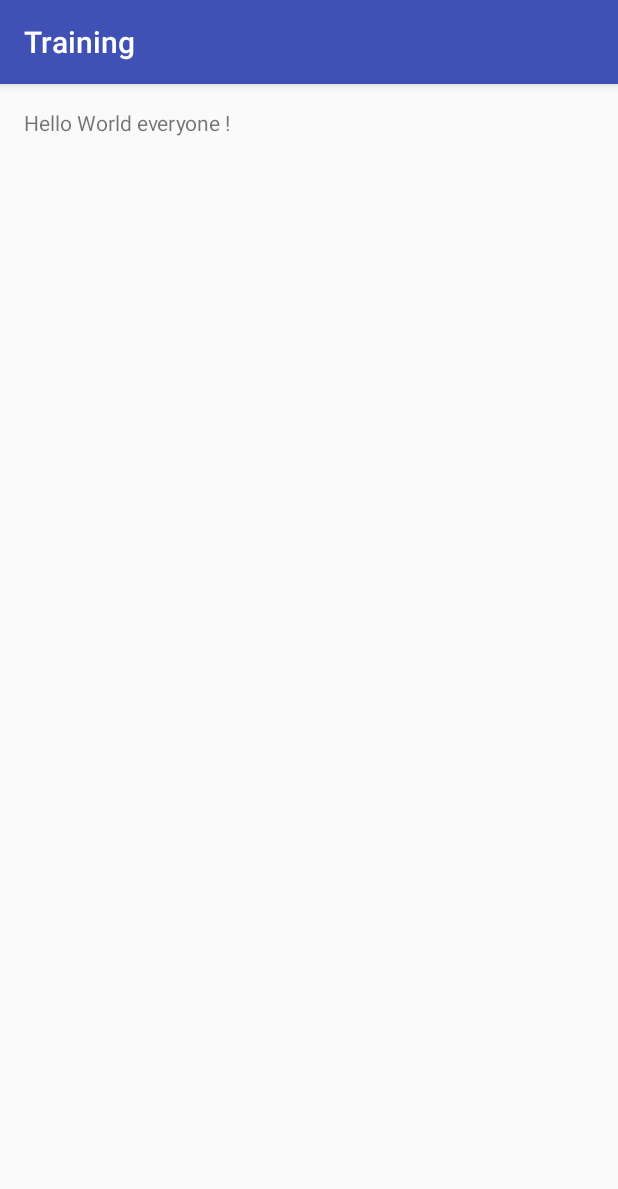
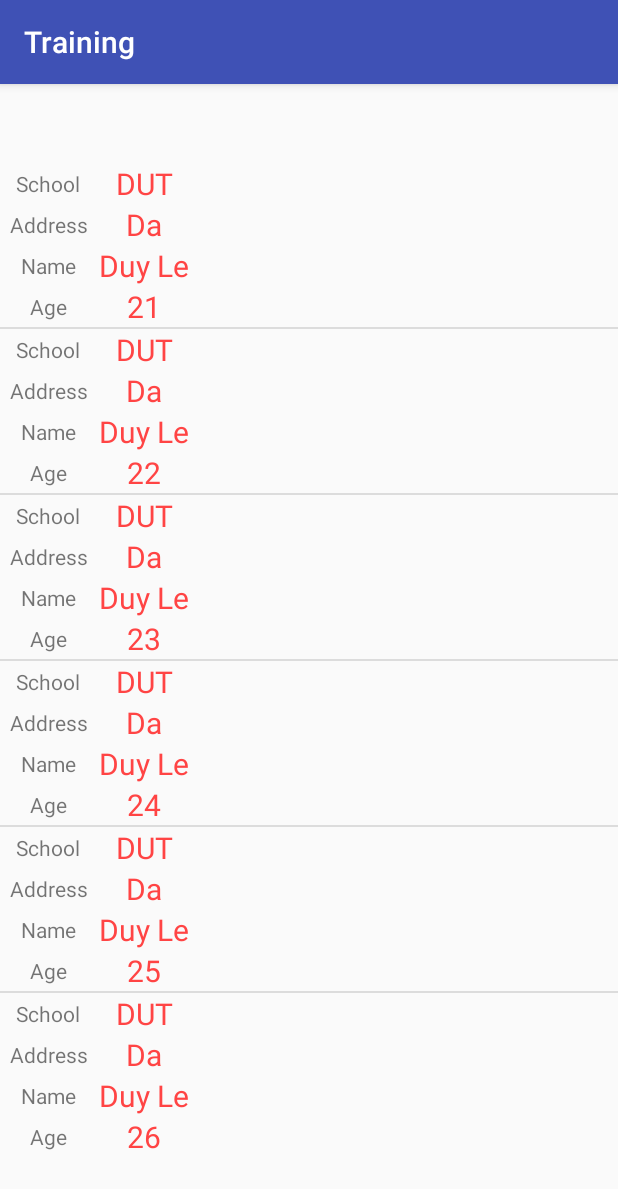
Before and after one commit to at-android/2016-k2-intern, an Android app: the screen it shows after launch (MainActivity before the commit, Exfragment after it), on a phone screen of 412 x 824 dp. Shown: the top 1189 px of the screen. Run offline under Robolectric (Android 15) with nearby library versions, the phone set to English and light mode, and no system bars.

Commit message:
createListview

```diff
--- a/app/build.gradle
+++ b/app/build.gradle
@@ -1,7 +1,7 @@
 apply plugin: 'com.android.application'
 
 android {
-    compileSdkVersion 24
+    compileSdkVersion 23
     buildToolsVersion "23.0.2"
     defaultConfig {
         applicationId "vn.asiantech.training"
@@ -24,6 +24,7 @@ dependencies {
     androidTestCompile('com.android.support.test.espresso:espresso-core:2.2.2', {
         exclude group: 'com.android.support', module: 'support-annotations'
     })
+    testCompile 'junit:junit:4.12'
     compile 'com.android.support:appcompat-v7:24.2.1'
-    testCompile 'junit:junit:4.12'
+    compile 'com.android.support:support-v4:24.2.1'
 }
--- a/app/src/main/AndroidManifest.xml
+++ b/app/src/main/AndroidManifest.xml
@@ -9,6 +9,9 @@
         android:supportsRtl="true"
         android:theme="@style/AppTheme">
         <activity android:name=".MainActivity">
+
+        </activity>
+        <activity android:name=".Exfragment">
             <intent-filter>
                 <action android:name="android.intent.action.MAIN" />
 
--- /dev/null
+++ b/app/src/main/java/vn/asiantech/training/Exfragment.java
@@ -0,0 +1,18 @@
+package vn.asiantech.training;
+
+import android.os.Bundle;
+import android.support.v4.app.FragmentManager;
+import android.support.v7.app.AppCompatActivity;
+
+public class Exfragment extends AppCompatActivity {
+
+    @Override
+    protected void onCreate(Bundle savedInstanceState) {
+        super.onCreate(savedInstanceState);
+        setContentView(R.layout.activity_exfragment);
+        ListStudentFragment studentFragment = new ListStudentFragment();
+        FragmentManager fragmentManager = getSupportFragmentManager();
+        fragmentManager.beginTransaction().add(studentFragment, "studentFragment").commit();
+
+    }
+}
--- /dev/null
+++ b/app/src/main/java/vn/asiantech/training/ListStudentFragment.java
@@ -0,0 +1,40 @@
+package vn.asiantech.training;
+
+import android.os.Bundle;
+import android.support.v4.app.Fragment;
+import android.view.LayoutInflater;
+import android.view.View;
+import android.view.ViewGroup;
+import android.widget.ListView;
+
+import java.util.ArrayList;
+
+
+public class ListStudentFragment extends Fragment {
+
+
+    @Override
+    public void onCreate(Bundle savedInstanceState) {
+        super.onCreate(savedInstanceState);
+
+    }
+
+    @Override
+    public View onCreateView(LayoutInflater inflater, ViewGroup container,
+                             Bundle savedInstanceState) {
+        View view = inflater.inflate(R.layout.fragment_list_student, container, false);
+        ArrayList<Student> students = new ArrayList<Student>();
+        students.add(new Student("DUT", "Duy Le", "Da Nang", "21"));
+        students.add(new Student("DUT", "Duy Le", "Da Nang", "22"));
+        students.add(new Student("DUT", "Duy Le", "Da Nang", "23"));
+        students.add(new Student("DUT", "Duy Le", "Da Nang", "24"));
+        students.add(new Student("DUT", "Duy Le", "Da Nang", "25"));
+        students.add(new Student("DUT", "Duy Le", "Da Nang", "26"));
+        ListView listView = (ListView) view.findViewById(R.id.listView);
+        StudentAdapter studentArrayAdapter = new StudentAdapter(getActivity(), R.layout.fragment_list_student, students);
+        listView.setAdapter(studentArrayAdapter);
+        return view;
+    }
+
+
+}
--- /dev/null
+++ b/app/src/main/java/vn/asiantech/training/Student.java
@@ -0,0 +1,50 @@
+package vn.asiantech.training;
+
+/**
+ * Created by HoangDuy on 14/11/2016.
+ */
+public class Student {
+    private String school;
+    private String name;
+    private String address;
+    private String age;
+
+    public Student(String school, String name, String address, String age) {
+        this.school = school;
+        this.name = name;
+        this.address = address;
+        this.age = age;
+    }
+
+    public String getSchool() {
+        return school;
+    }
+
+    public void setSchool(String school) {
+        this.school = school;
+    }
+
+    public String getName() {
+        return name;
+    }
+
+    public void setName(String name) {
+        this.name = name;
+    }
+
+    public String getAddress() {
+        return address;
+    }
+
+    public void setAddress(String address) {
+        this.address = address;
+    }
+
+    public String getAge() {
+        return age;
+    }
+
+    public void setAge(String age) {
+        this.age = age;
+    }
+}
--- /dev/null
+++ b/app/src/main/java/vn/asiantech/training/StudentAdapter.java
@@ -0,0 +1,43 @@
+package vn.asiantech.training;
+
+import android.content.Context;
+import android.view.LayoutInflater;
+import android.view.View;
+import android.view.ViewGroup;
+import android.widget.ArrayAdapter;
+import android.widget.TextView;
+
+import java.util.ArrayList;
+
+/**
+ * Created by HoangDuy on 14/11/2016.
+ */
+public class StudentAdapter extends ArrayAdapter<Student> {
+
+    public StudentAdapter(Context context, int resource, ArrayList<Student> objects) {
+        super(context, resource, objects);
+    }
+
+    @Override
+    public View getView(int position, View convertView, ViewGroup parent) {
+        View view = convertView;
+        if (view == null) {
+            LayoutInflater inflater = LayoutInflater.from(getContext());
+            view = inflater.inflate(R.layout.student_row, null);
+        }
+        TextView schoolName = (TextView) view.findViewById(R.id.tvSchoolName);
+        TextView address = (TextView) view.findViewById(R.id.tvAddress);
+        TextView studentName = (TextView) view.findViewById(R.id.tvStudentName);
+        TextView age = (TextView) view.findViewById(R.id.tvAge);
+
+        Student student = getItem(position);
+        if (student != null) {
+
+            schoolName.setText(student.getSchool());
+            studentName.setText(student.getName());
+            address.setText(student.getAddress());
+            age.setText(student.getAge());
+        }
+        return view;
+    }
+}
--- /dev/null
+++ b/app/src/main/res/layout/activity_exfragment.xml
@@ -0,0 +1,13 @@
+<?xml version="1.0" encoding="utf-8"?>
+<RelativeLayout xmlns:android="http://schemas.android.com/apk/res/android"
+    xmlns:tools="http://schemas.android.com/tools"
+    android:layout_width="match_parent"
+    android:layout_height="match_parent"
+    tools:context="vn.asiantech.training.Exfragment">
+
+    <fragment
+        android:id="@+id/fragment"
+        android:name="vn.asiantech.training.ListStudentFragment"
+        android:layout_width="match_parent"
+        android:layout_height="match_parent"></fragment>
+</RelativeLayout>
--- /dev/null
+++ b/app/src/main/res/layout/fragment_list_student.xml
@@ -0,0 +1,13 @@
+<FrameLayout xmlns:android="http://schemas.android.com/apk/res/android"
+    xmlns:tools="http://schemas.android.com/tools"
+    android:layout_width="match_parent"
+    android:layout_height="match_parent"
+    tools:context="vn.asiantech.training.ListStudentFragment">
+
+
+    <ListView
+        android:id="@+id/listView"
+        android:layout_width="wrap_content"
+        android:layout_height="wrap_content"
+        android:layout_gravity="center" />
+</FrameLayout>
--- /dev/null
+++ b/app/src/main/res/layout/student_row.xml
@@ -0,0 +1,97 @@
+<?xml version="1.0" encoding="utf-8"?>
+<LinearLayout xmlns:android="http://schemas.android.com/apk/res/android"
+    xmlns:tools="http://schemas.android.com/tools"
+    android:layout_width="match_parent"
+    android:layout_height="match_parent"
+    android:orientation="vertical">
+
+    <LinearLayout
+        style="@style/RowTheme"
+        android:orientation="horizontal">
+
+        <TextView
+            android:layout_width="0dp"
+            android:layout_height="match_parent"
+            android:layout_weight="1"
+            android:gravity="center"
+            android:text="@string/school" />
+
+        <TextView
+            android:id="@+id/tvSchoolName"
+            android:layout_width="0dp"
+            android:layout_height="match_parent"
+            android:layout_weight="1"
+            android:gravity="center"
+            android:textColor="@color/colorRed"
+            android:textSize="@dimen/listview_item_fontsize"
+            tools:text="DUT" />
+    </LinearLayout>
+
+    <LinearLayout
+        style="@style/RowTheme"
+        android:orientation="horizontal">
+
+        <TextView
+            android:layout_width="0dp"
+            android:layout_height="match_parent"
+            android:layout_weight="1"
+            android:gravity="center"
+            android:text="@string/address" />
+
+        <TextView
+            android:id="@+id/tvAddress"
+            android:layout_width="0dp"
+            android:layout_height="match_parent"
+            android:layout_weight="1"
+            android:gravity="center"
+            android:textColor="@color/colorRed"
+            android:textSize="@dimen/listview_item_fontsize"
+            tools:text="Da Nang" />
+    </LinearLayout>
+
+    <LinearLayout
+        style="@style/RowTheme"
+        android:orientation="horizontal">
+
+        <TextView
+            android:id="@+id/text3"
+            android:layout_width="0dp"
+            android:layout_height="match_parent"
+            android:layout_weight="1"
+            android:gravity="center"
+            android:text="@string/name" />
+
+        <TextView
+            android:id="@+id/tvStudentName"
+            android:layout_width="0dp"
+            android:layout_height="match_parent"
+            android:layout_weight="1"
+            android:gravity="center"
+            android:textColor="@color/colorRed"
+            android:textSize="@dimen/listview_item_fontsize"
+            tools:text="Duy Le" />
+    </LinearLayout>
+
+    <LinearLayout
+        style="@style/RowTheme"
+        android:orientation="horizontal">
+
+        <TextView
+            android:id="@+id/text4"
+            android:layout_width="0dp"
+            android:layout_height="match_parent"
+            android:layout_weight="1"
+            android:gravity="center"
+            android:text="@string/age" />
+
+        <TextView
+            android:id="@+id/tvAge"
+            android:layout_width="0dp"
+            android:layout_height="match_parent"
+            android:layout_weight="1"
+            android:gravity="center"
+            android:textColor="@color/colorRed"
+            android:textSize="@dimen/listview_item_fontsize"
+            tools:text="21" />
+    </LinearLayout>
+</LinearLayout>
--- a/app/src/main/res/values/colors.xml
+++ b/app/src/main/res/values/colors.xml
@@ -3,4 +3,5 @@
     <color name="colorPrimary">#3F51B5</color>
     <color name="colorPrimaryDark">#303F9F</color>
     <color name="colorAccent">#FF4081</color>
+    <color name="colorRed">@android:color/holo_red_light</color>
 </resources>
--- a/app/src/main/res/values/dimens.xml
+++ b/app/src/main/res/values/dimens.xml
@@ -2,4 +2,5 @@
     <!-- Default screen margins, per the Android Design guidelines. -->
     <dimen name="activity_horizontal_margin">16dp</dimen>
     <dimen name="activity_vertical_margin">16dp</dimen>
+    <dimen name="listview_item_fontsize">20sp</dimen>
 </resources>
--- a/app/src/main/res/values/strings.xml
+++ b/app/src/main/res/values/strings.xml
@@ -1,4 +1,10 @@
 <resources>
     <string name="app_name">Training</string>
 
+    <!-- TODO: Remove or change this placeholder text -->
+    <string name="hello_blank_fragment">Hello blank fragment</string>
+    <string name="school">School</string>
+    <string name="address">Address</string>
+    <string name="name">Name</string>
+    <string name="age">Age</string>
 </resources>
--- a/app/src/main/res/values/styles.xml
+++ b/app/src/main/res/values/styles.xml
@@ -7,4 +7,11 @@
         <item name="colorPrimaryDark">@color/colorPrimaryDark</item>
         <item name="colorAccent">@color/colorAccent</item>
     </style>
+
+    <style name="RowTheme">
+        <item name="android:layout_height">0dp</item>
+        <item name="android:layout_weight">1</item>
+        <item name="android:layout_width">match_parent</item>
+
+    </style>
 </resources>
```
